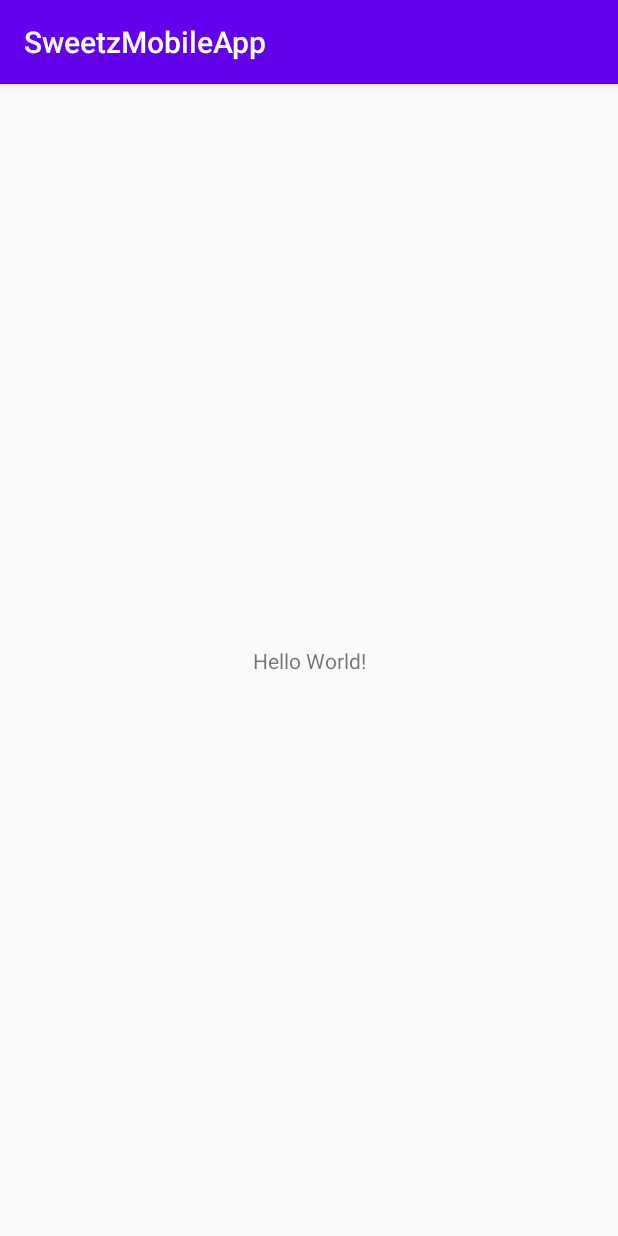
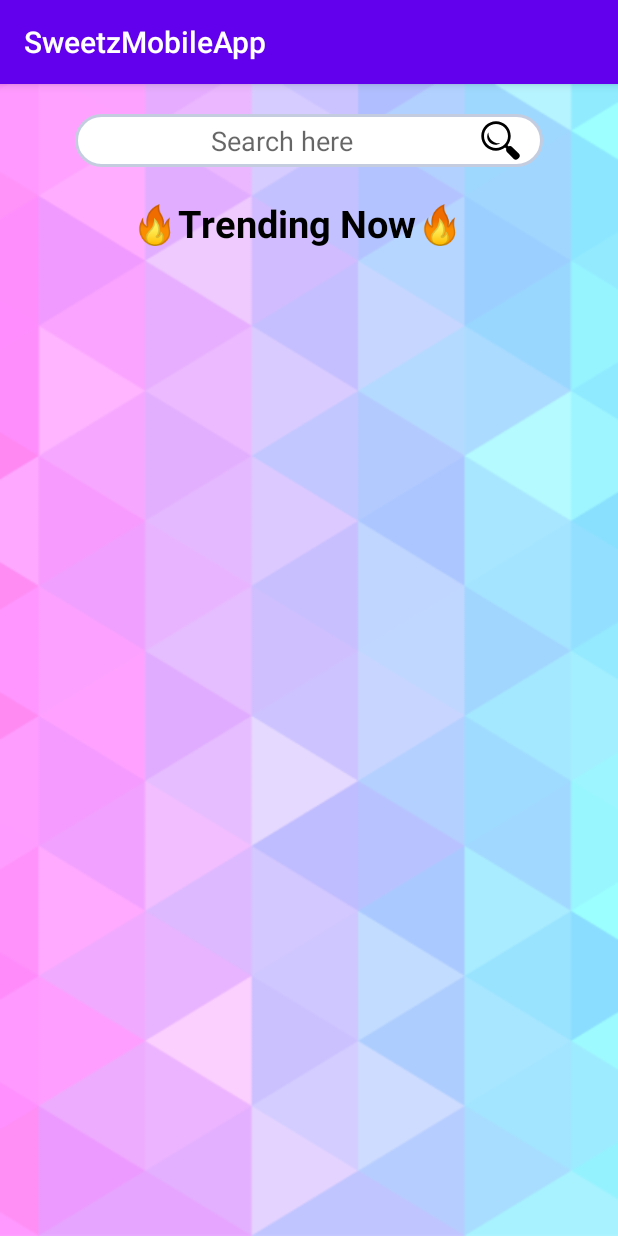
Before and after one commit to tanmoon20/SweetzMobileApp, an Android app: the screen it shows after launch (MainActivity), on a phone screen of 412 x 824 dp. Run offline under Robolectric (Android 15) with nearby library versions, the phone set to English and light mode, and no system bars.

Commit message:
added background png, search icon xml, search bar and trending now of home page

```diff
--- /dev/null
+++ b/app/src/main/res/drawable/ic_search.xml
@@ -0,0 +1,9 @@
+<vector xmlns:android="http://schemas.android.com/apk/res/android"
+    android:width="26dp"
+    android:height="26dp"
+    android:viewportWidth="26"
+    android:viewportHeight="26">
+  <path
+      android:fillColor="#FF000000"
+      android:pathData="M10,0.1875C4.5781,0.1875 0.1875,4.5781 0.1875,10C0.1875,15.4219 4.5781,19.8125 10,19.8125C12.2891,19.8125 14.3945,19.0039 16.0625,17.6875L16.9375,18.5625C16.5703,19.2539 16.6992,20.1367 17.2813,20.7188L21.875,25.3438C22.5898,26.0586 23.7539,26.0586 24.4688,25.3438L25.3438,24.4688C26.0586,23.7539 26.0586,22.5898 25.3438,21.875L20.7188,17.2813C20.1328,16.6953 19.2539,16.5938 18.5625,16.9688L17.6875,16.0938C19.0117,14.4219 19.8125,12.3008 19.8125,10C19.8125,4.5781 15.4219,0.1875 10,0.1875ZM10,2C14.418,2 18,5.582 18,10C18,14.418 14.418,18 10,18C5.582,18 2,14.418 2,10C2,5.582 5.582,2 10,2ZM4.9375,7.4688C4.4219,8.3047 4.125,9.2891 4.125,10.3438C4.125,13.3711 6.5664,15.8125 9.5938,15.8125C10.7617,15.8125 11.8594,15.4336 12.75,14.8125C12.5117,14.8398 12.2461,14.8438 12,14.8438C8.0859,14.8438 4.9375,11.6953 4.9375,7.7813C4.9375,7.6758 4.9336,7.5742 4.9375,7.4688Z"/>
+</vector>
--- a/app/src/main/res/drawable/rounded_edge_all.xml
+++ b/app/src/main/res/drawable/rounded_edge_all.xml
@@ -3,7 +3,7 @@
     android:shape="rectangle"   >
 
     <solid
-        android:color="@color/teal_200" >
+        android:color="@color/white" >
     </solid>
 
     <stroke
--- a/app/src/main/res/layout/activity_main.xml
+++ b/app/src/main/res/layout/activity_main.xml
@@ -4,15 +4,60 @@
     xmlns:tools="http://schemas.android.com/tools"
     android:layout_width="match_parent"
     android:layout_height="match_parent"
-    tools:context=".MainActivity">
+    tools:context=".MainActivity"
+    android:background="@drawable/purple_to_blue_bg">
 
-    <TextView
-        android:layout_width="wrap_content"
-        android:layout_height="wrap_content"
-        android:text="Hello World!"
+<!--    header-->
+
+    <LinearLayout
+        android:layout_width="match_parent"
+        android:layout_height="match_parent"
+        android:orientation="vertical"
         app:layout_constraintBottom_toBottomOf="parent"
-        app:layout_constraintLeft_toLeftOf="parent"
-        app:layout_constraintRight_toRightOf="parent"
-        app:layout_constraintTop_toTopOf="parent" />
+        app:layout_constraintEnd_toEndOf="parent"
+        app:layout_constraintStart_toStartOf="parent"
+        app:layout_constraintTop_toTopOf="parent"
+        android:paddingTop="20sp"
+        android:paddingBottom="20sp"
+        android:paddingLeft="50sp"
+        android:paddingRight="50sp">
+
+        <EditText
+            android:id="@+id/search_bar"
+            android:layout_width="match_parent"
+            android:layout_height="wrap_content"
+            android:background="@drawable/rounded_edge_all"
+            android:drawableRight="@drawable/ic_search"
+            android:gravity="center"
+            android:hint="Search here"
+            android:paddingRight="15sp" />
+
+        <TextView
+            android:id="@+id/textView"
+            android:layout_width="match_parent"
+            android:layout_height="wrap_content"
+            android:text="🔥Trending Now🔥"
+            android:gravity="center"
+            android:textColor="@color/black"
+            android:textSize="25sp"
+            android:textStyle="bold"
+            android:paddingTop = "20sp"
+            android:paddingRight="15sp"/>
+
+        <ScrollView
+            android:layout_width="match_parent"
+            android:layout_height="match_parent"
+            android:paddingTop="20sp">
+
+            <TableLayout
+                android:layout_width="match_parent"
+                android:layout_height="match_parent">
+
+            </TableLayout>
+        </ScrollView>
+
+    </LinearLayout>
+
+    <!--    footer-->
 
 </android.support.constraint.ConstraintLayout>
```
Also changed, not shown: app/src/main/res/drawable/purple_to_blue_bg.png (renamed from app/src/main/res/drawable/purpleToBlueBG.png), 1 other file.
